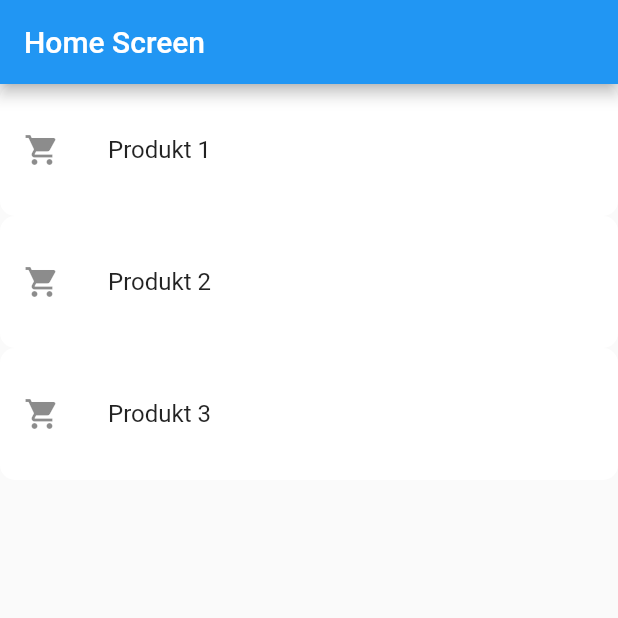
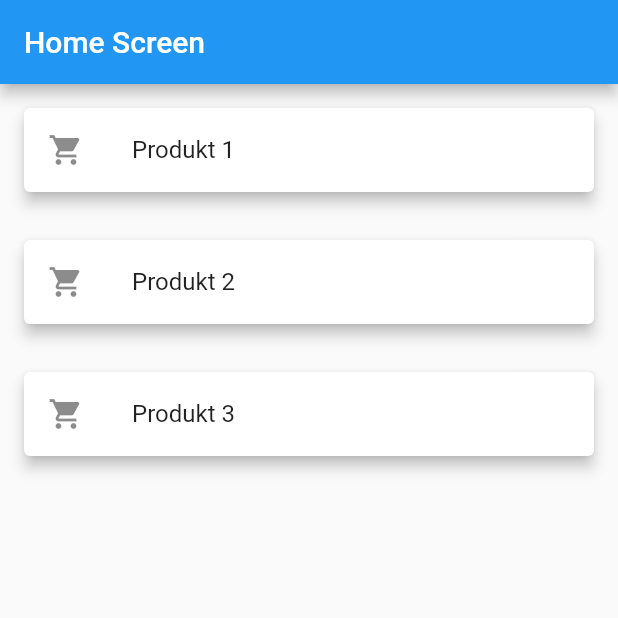
Before and after one commit to RaxoTheOne/flutter_navigation, a Flutter app: the screen it shows after launch, on a phone screen of 412 x 824 dp, the top half of it. Run offline on Flutter 3.47's test engine with Material 2 defaults, Android fonts, the phone set to English and light mode, and no system bars.

Commit message:
Fiexs Chnage

```diff
--- a/lib/main.dart
+++ b/lib/main.dart
@@ -33,15 +33,16 @@ class HomeScreen extends StatelessWidget {
       body: ListView.builder(
         itemCount: products.length,
         itemBuilder: (context, index) {
-          return ListTile(
-            contentPadding: const EdgeInsets.all(16), // Abstand um das ListTile
+          return Card(
+            elevation: 4, // Schatten-Effekt für das Card-Widget
+            margin: const EdgeInsets.all(16), // Abstand um das Card-Widget
+            child: ListTile(
               leading: const Icon(Icons.shopping_cart), // Icon vor dem Text
               title: Text(products[index]), // Text des Produkts
               tileColor: Colors.white, // Hintergrundfarbe des Listenelements
               shape: RoundedRectangleBorder(
                 borderRadius: BorderRadius.circular(10), // Abgerundete Ecken
               ),
-            elevation: 4, // Schatten-Effekt
               onTap: () {
                 Navigator.pushNamed(
                   context,
@@ -49,6 +50,7 @@ class HomeScreen extends StatelessWidget {
                   arguments: products[index],
                 );
               },
+            ),
           );
         },
       ),
```
Lines whose indentation alone changed are shown as unchanged.
